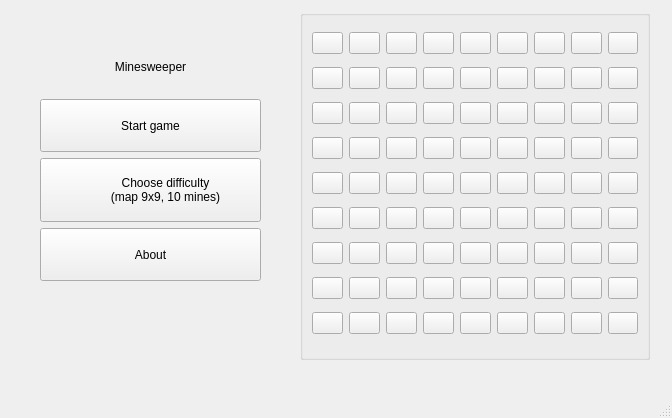
Old version of the form mainwindow.ui in the repository KostyaGukish/Minesweeper.
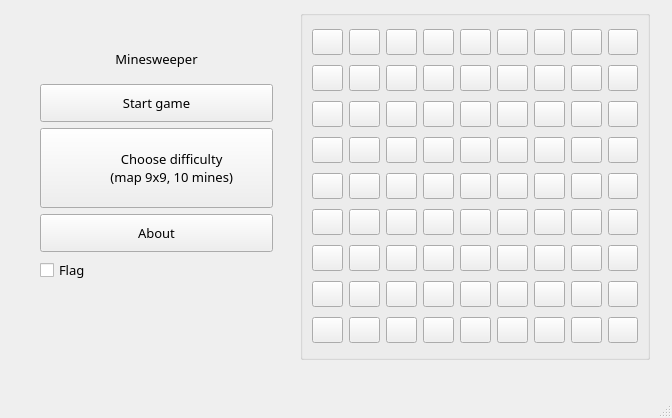
New version of the form.

Patch:
```diff
--- a/mainwindow.ui
+++ b/mainwindow.ui
@@ -13,6 +13,12 @@
     <height>418</height>
    </rect>
   </property>
+  <property name="font">
+   <font>
+    <family>Plantagenet Cherokee</family>
+    <pointsize>12</pointsize>
+   </font>
+  </property>
   <property name="windowTitle">
    <string>MainWindow</string>
   </property>
@@ -22,8 +28,8 @@
      <rect>
       <x>40</x>
       <y>40</y>
-      <width>221</width>
-      <height>241</height>
+      <width>233</width>
+      <height>242</height>
      </rect>
     </property>
     <property name="sizePolicy">
@@ -32,9 +38,21 @@
       <verstretch>0</verstretch>
      </sizepolicy>
     </property>
+    <property name="font">
+     <font>
+      <family>Plantagenet Cherokee</family>
+      <pointsize>10</pointsize>
+     </font>
+    </property>
     <layout class="QVBoxLayout" name="verticalLayout">
      <item>
       <widget class="QLabel" name="label">
+       <property name="font">
+        <font>
+         <family>Plantagenet Cherokee</family>
+         <pointsize>10</pointsize>
+        </font>
+       </property>
        <property name="text">
         <string>Minesweeper</string>
        </property>
@@ -51,6 +69,12 @@
          <verstretch>0</verstretch>
         </sizepolicy>
        </property>
+       <property name="font">
+        <font>
+         <family>Plantagenet Cherokee</family>
+         <pointsize>10</pointsize>
+        </font>
+       </property>
        <property name="text">
         <string>Start game</string>
        </property>
@@ -64,6 +88,12 @@
          <verstretch>0</verstretch>
         </sizepolicy>
        </property>
+       <property name="font">
+        <font>
+         <family>Plantagenet Cherokee</family>
+         <pointsize>10</pointsize>
+        </font>
+       </property>
        <property name="text">
         <string>
 									Choose difficulty
@@ -80,11 +110,24 @@
          <verstretch>0</verstretch>
         </sizepolicy>
        </property>
+       <property name="font">
+        <font>
+         <family>Plantagenet Cherokee</family>
+         <pointsize>10</pointsize>
+        </font>
+       </property>
        <property name="text">
         <string>About</string>
        </property>
       </widget>
      </item>
+     <item>
+      <widget class="QCheckBox" name="flagCheck">
+       <property name="text">
+        <string>Flag</string>
+       </property>
+      </widget>
+     </item>
     </layout>
    </widget>
    <widget class="QGroupBox" name="groupBox">
@@ -99,6 +142,12 @@
       <height>350</height>
      </rect>
     </property>
+    <property name="font">
+     <font>
+      <family>Plantagenet Cherokee</family>
+      <pointsize>10</pointsize>
+     </font>
+    </property>
     <layout class="QGridLayout" name="gridLayout">
      <property name="sizeConstraint">
       <enum>QLayout::SetNoConstraint</enum>
@@ -108,6 +157,12 @@
        <property name="enabled">
         <bool>true</bool>
        </property>
+       <property name="font">
+        <font>
+         <family>Plantagenet Cherokee</family>
+         <pointsize>10</pointsize>
+        </font>
+       </property>
        <property name="text">
         <string/>
        </property>
@@ -118,6 +173,12 @@
      </item>
      <item row="32" column="4">
       <widget class="QPushButton" name="button_44">
+       <property name="font">
+        <font>
+         <family>Plantagenet Cherokee</family>
+         <pointsize>10</pointsize>
+        </font>
+       </property>
        <property name="text">
         <string/>
        </property>
@@ -131,6 +192,12 @@
        <property name="enabled">
         <bool>true</bool>
        </property>
+       <property name="font">
+        <font>
+         <family>Plantagenet Cherokee</family>
+         <pointsize>10</pointsize>
+        </font>
+       </property>
        <property name="text">
         <string/>
        </property>
@@ -141,6 +208,12 @@
      </item>
      <item row="28" column="5">
       <widget class="QPushButton" name="button_05">
+       <property name="font">
+        <font>
+         <family>Plantagenet Cherokee</family>
+         <pointsize>10</pointsize>
+        </font>
+       </property>
        <property name="text">
         <string/>
        </property>
@@ -151,6 +224,12 @@
      </item>
      <item row="32" column="3">
       <widget class="QPushButton" name="button_43">
+       <property name="font">
+        <font>
+         <family>Plantagenet Cherokee</family>
+         <pointsize>10</pointsize>
+        </font>
+       </property>
        <property name="text">
         <string/>
        </property>
@@ -161,6 +240,12 @@
      </item>
      <item row="30" column="0">
       <widget class="QPushButton" name="button_20">
+       <property name="font">
+        <font>
+         <family>Plantagenet Cherokee</family>
+         <pointsize>10</pointsize>
+        </font>
+       </property>
        <property name="text">
         <string/>
        </property>
@@ -171,6 +256,12 @@
      </item>
      <item row="33" column="0">
       <widget class="QPushButton" name="button_50">
+       <property name="font">
+        <font>
+         <family>Plantagenet Cherokee</family>
+         <pointsize>10</pointsize>
+        </font>
+       </property>
        <property name="text">
         <string/>
        </property>
@@ -181,6 +272,12 @@
      </item>
      <item row="31" column="6">
       <widget class="QPushButton" name="button_36">
+       <property name="font">
+        <font>
+         <family>Plantagenet Cherokee</family>
+         <pointsize>10</pointsize>
+        </font>
+       </property>
        <property name="text">
         <string/>
        </property>
@@ -191,6 +288,12 @@
      </item>
      <item row="29" column="7">
       <widget class="QPushButton" name="button_17">
+       <property name="font">
+        <font>
+         <family>Plantagenet Cherokee</family>
+         <pointsize>10</pointsize>
+        </font>
+       </property>
        <property name="text">
         <string/>
        </property>
@@ -201,6 +304,12 @@
      </item>
      <item row="34" column="6">
       <widget class="QPushButton" name="button_66">
+       <property name="font">
+        <font>
+         <family>Plantagenet Cherokee</family>
+         <pointsize>10</pointsize>
+        </font>
+       </property>
        <property name="text">
         <string/>
        </property>
@@ -211,6 +320,12 @@
      </item>
      <item row="29" column="6">
       <widget class="QPushButton" name="button_16">
+       <property name="font">
+        <font>
+         <family>Plantagenet Cherokee</family>
+         <pointsize>10</pointsize>
+        </font>
+       </property>
        <property name="text">
         <string/>
        </property>
@@ -221,6 +336,12 @@
      </item>
      <item row="30" column="4">
       <widget class="QPushButton" name="button_24">
+       <property name="font">
+        <font>
+         <family>Plantagenet Cherokee</family>
+         <pointsize>10</pointsize>
+        </font>
+       </property>
        <property name="text">
         <string/>
        </property>
@@ -231,6 +352,12 @@
      </item>
      <item row="35" column="6">
       <widget class="QPushButton" name="button_76">
+       <property name="font">
+        <font>
+         <family>Plantagenet Cherokee</family>
+         <pointsize>10</pointsize>
+        </font>
+       </property>
        <property name="text">
         <string/>
        </property>
@@ -241,6 +368,12 @@
      </item>
      <item row="28" column="4">
       <widget class="QPushButton" name="button_04">
+       <property name="font">
+        <font>
+         <family>Plantagenet Cherokee</family>
+         <pointsize>10</pointsize>
+        </font>
+       </property>
        <property name="text">
         <string/>
        </property>
@@ -251,6 +384,12 @@
      </item>
      <item row="33" column="8">
       <widget class="QPushButton" name="button_58">
+       <property name="font">
+        <font>
+         <family>Plantagenet Cherokee</family>
+         <pointsize>10</pointsize>
+        </font>
+       </property>
        <property name="text">
         <string/>
        </property>
@@ -261,6 +400,12 @@
      </item>
      <item row="34" column="3">
       <widget class="QPushButton" name="button_63">
+       <property name="font">
+        <font>
+         <family>Plantagenet Cherokee</family>
+         <pointsize>10</pointsize>
+        </font>
+       </property>
        <property name="text">
         <string/>
        </property>
@@ -271,6 +416,12 @@
      </item>
      <item row="29" column="4">
       <widget class="QPushButton" name="button_14">
+       <property name="font">
+        <font>
+         <family>Plantagenet Cherokee</family>
+         <pointsize>10</pointsize>
+        </font>
+       </property>
        <property name="text">
         <string/>
        </property>
@@ -281,6 +432,12 @@
      </item>
      <item row="29" column="3">
       <widget class="QPushButton" name="button_13">
+       <property name="font">
+        <font>
+         <family>Plantagenet Cherokee</family>
+         <pointsize>10</pointsize>
+        </font>
+       </property>
        <property name="text">
         <string/>
        </property>
@@ -291,6 +448,12 @@
      </item>
      <item row="34" column="4">
       <widget class="QPushButton" name="button_64">
+       <property name="font">
+        <font>
+         <family>Plantagenet Cherokee</family>
+         <pointsize>10</pointsize>
+        </font>
+       </property>
        <property name="text">
         <string/>
        </property>
@@ -301,6 +464,12 @@
      </item>
      <item row="33" column="5">
       <widget class="QPushButton" name="button_55">
+       <property name="font">
+        <font>
+         <family>Plantagenet Cherokee</family>
+         <pointsize>10</pointsize>
+        </font>
+       </property>
        <property name="text">
         <string/>
        </property>
@@ -311,6 +480,12 @@
      </item>
      <item row="36" column="6">
       <widget class="QPushButton" name="button_86">
+       <property name="font">
+        <font>
+         <family>Plantagenet Cherokee</family>
+         <pointsize>10</pointsize>
+        </font>
+       </property>
        <property name="text">
         <string/>
        </property>
@@ -321,6 +496,12 @@
      </item>
      <item row="31" column="0">
       <widget class="QPushButton" name="button_30">
+       <property name="font">
+        <font>
+         <family>Plantagenet Cherokee</family>
+         <pointsize>10</pointsize>
+        </font>
+       </property>
        <property name="text">
         <string/>
        </property>
@@ -331,6 +512,12 @@
      </item>
      <item row="32" column="1">
       <widget class="QPushButton" name="button_41">
+       <property name="font">
+        <font>
+         <family>Plantagenet Cherokee</family>
+         <pointsize>10</pointsize>
+        </font>
+       </property>
        <property name="text">
         <string/>
        </property>
@@ -341,6 +528,12 @@
      </item>
      <item row="30" column="8">
       <widget class="QPushButton" name="button_28">
+       <property name="font">
+        <font>
+         <family>Plantagenet Cherokee</family>
+         <pointsize>10</pointsize>
+        </font>
+       </property>
        <property name="text">
         <string/>
        </property>
@@ -351,6 +544,12 @@
      </item>
      <item row="35" column="5">
       <widget class="QPushButton" name="button_75">
+       <property name="font">
+        <font>
+         <family>Plantagenet Cherokee</family>
+         <pointsize>10</pointsize>
+        </font>
+       </property>
        <property name="text">
         <string/>
        </property>
@@ -361,6 +560,12 @@
      </item>
      <item row="35" column="1">
       <widget class="QPushButton" name="button_71">
+       <property name="font">
+        <font>
+         <family>Plantagenet Cherokee</family>
+         <pointsize>10</pointsize>
+        </font>
+       </property>
        <property name="text">
         <string/>
        </property>
@@ -371,6 +576,12 @@
      </item>
      <item row="30" column="5">
       <widget class="QPushButton" name="button_25">
+       <property name="font">
+        <font>
+         <family>Plantagenet Cherokee</family>
+         <pointsize>10</pointsize>
+        </font>
+       </property>
        <property name="text">
         <string/>
        </property>
@@ -381,6 +592,12 @@
      </item>
      <item row="34" column="5">
       <widget class="QPushButton" name="button_65">
+       <property name="font">
+        <font>
+         <family>Plantagenet Cherokee</family>
+         <pointsize>10</pointsize>
+        </font>
+       </property>
        <property name="text">
         <string/>
        </property>
@@ -391,6 +608,12 @@
      </item>
      <item row="33" column="1">
       <widget class="QPushButton" name="button_51">
+       <property name="font">
+        <font>
+         <family>Plantagenet Cherokee</family>
+         <pointsize>10</pointsize>
+        </font>
+       </property>
        <property name="text">
         <string/>
        </property>
@@ -401,6 +624,12 @@
      </item>
      <item row="29" column="0">
       <widget class="QPushButton" name="button_10">
+       <property name="font">
+        <font>
+         <family>Plantagenet Cherokee</family>
+         <pointsize>10</pointsize>
+        </font>
+       </property>
        <property name="text">
         <string/>
        </property>
@@ -411,6 +640,12 @@
      </item>
      <item row="35" column="8">
       <widget class="QPushButton" name="button_78">
+       <property name="font">
+        <font>
+         <family>Plantagenet Cherokee</family>
+         <pointsize>10</pointsize>
+        </font>
+       </property>
        <property name="text">
         <string/>
        </property>
@@ -421,6 +656,12 @@
      </item>
      <item row="36" column="5">
       <widget class="QPushButton" name="button_85">
+       <property name="font">
+        <font>
+         <family>Plantagenet Cherokee</family>
+         <pointsize>10</pointsize>
+        </font>
+       </property>
        <property name="text">
         <string/>
        </property>
@@ -431,6 +672,12 @@
      </item>
      <item row="32" column="7">
       <widget class="QPushButton" name="button_47">
+       <property name="font">
+        <font>
+         <family>Plantagenet Cherokee</family>
+         <pointsize>10</pointsize>
+        </font>
+       </property>
        <property name="text">
         <string/>
        </property>
@@ -441,6 +688,12 @@
      </item>
      <item row="33" column="7">
       <widget class="QPushButton" name="button_57">
+       <property name="font">
+        <font>
+         <family>Plantagenet Cherokee</family>
+         <pointsize>10</pointsize>
+        </font>
+       </property>
        <property name="text">
         <string/>
        </property>
@@ -451,6 +704,12 @@
      </item>
      <item row="30" column="1">
       <widget class="QPushButton" name="button_21">
+       <property name="font">
+        <font>
+         <family>Plantagenet Cherokee</family>
+         <pointsize>10</pointsize>
+        </font>
+       </property>
        <property name="text">
         <string/>
        </property>
@@ -461,6 +720,12 @@
      </item>
      <item row="28" column="0">
       <widget class="QPushButton" name="button_00">
+       <property name="font">
+        <font>
+         <family>Plantagenet Cherokee</family>
+         <pointsize>10</pointsize>
+        </font>
+       </property>
        <property name="text">
         <string/>
        </property>
@@ -474,6 +739,12 @@
        <property name="enabled">
         <bool>true</bool>
        </property>
+       <property name="font">
+        <font>
+         <family>Plantagenet Cherokee</family>
+         <pointsize>10</pointsize>
+        </font>
+       </property>
        <property name="text">
         <string/>
        </property>
@@ -487,6 +758,12 @@
        <property name="enabled">
         <bool>true</bool>
        </property>
+       <property name="font">
+        <font>
+         <family>Plantagenet Cherokee</family>
+         <pointsize>10</pointsize>
+        </font>
+       </property>
        <property name="text">
         <string/>
        </property>
@@ -497,6 +774,12 @@
      </item>
      <item row="28" column="1">
       <widget class="QPushButton" name="button_01">
+       <property name="font">
+        <font>
+         <family>Plantagenet Cherokee</family>
+         <pointsize>10</pointsize>
+        </font>
+       </property>
        <property name="text">
         <string/>
        </property>
@@ -507,6 +790,12 @@
      </item>
      <item row="35" column="4">
       <widget class="QPushButton" name="button_74">
+       <property name="font">
+        <font>
+         <family>Plantagenet Cherokee</family>
+         <pointsize>10</pointsize>
+        </font>
+       </property>
        <property name="text">
         <string/>
        </property>
@@ -517,6 +806,12 @@
      </item>
      <item row="28" column="8">
       <widget class="QPushButton" name="button_08">
+       <property name="font">
+        <font>
+         <family>Plantagenet Cherokee</family>
+         <pointsize>10</pointsize>
+        </font>
+       </property>
        <property name="text">
         <string/>
        </property>
@@ -527,6 +822,12 @@
      </item>
      <item row="35" column="0">
       <widget class="QPushButton" name="button_70">
+       <property name="font">
+        <font>
+         <family>Plantagenet Cherokee</family>
+         <pointsize>10</pointsize>
+        </font>
+       </property>
        <property name="text">
         <string/>
        </property>
@@ -540,6 +841,12 @@
        <property name="enabled">
         <bool>true</bool>
        </property>
+       <property name="font">
+        <font>
+         <family>Plantagenet Cherokee</family>
+         <pointsize>10</pointsize>
+        </font>
+       </property>
        <property name="text">
         <string/>
        </property>
@@ -550,6 +857,12 @@
      </item>
      <item row="29" column="5">
       <widget class="QPushButton" name="button_15">
+       <property name="font">
+        <font>
+         <family>Plantagenet Cherokee</family>
+         <pointsize>10</pointsize>
+        </font>
+       </property>
        <property name="text">
         <string/>
        </property>
@@ -560,6 +873,12 @@
      </item>
      <item row="34" column="7">
       <widget class="QPushButton" name="button_67">
+       <property name="font">
+        <font>
+         <family>Plantagenet Cherokee</family>
+         <pointsize>10</pointsize>
+        </font>
+       </property>
        <property name="text">
         <string/>
        </property>
@@ -570,6 +889,12 @@
      </item>
      <item row="28" column="7">
       <widget class="QPushButton" name="button_07">
+       <property name="font">
+        <font>
+         <family>Plantagenet Cherokee</family>
+         <pointsize>10</pointsize>
+        </font>
+       </property>
        <property name="text">
         <string/>
        </property>
@@ -580,6 +905,12 @@
      </item>
      <item row="32" column="8">
       <widget class="QPushButton" name="button_48">
+       <property name="font">
+        <font>
+         <family>Plantagenet Cherokee</family>
+         <pointsize>10</pointsize>
+        </font>
+       </property>
        <property name="text">
         <string/>
        </property>
@@ -590,6 +921,12 @@
      </item>
      <item row="32" column="6">
       <widget class="QPushButton" name="button_46">
+       <property name="font">
+        <font>
+         <family>Plantagenet Cherokee</family>
+         <pointsize>10</pointsize>
+        </font>
+       </property>
        <property name="text">
         <string/>
        </property>
@@ -600,6 +937,12 @@
      </item>
      <item row="29" column="1">
       <widget class="QPushButton" name="button_11">
+       <property name="font">
+        <font>
+         <family>Plantagenet Cherokee</family>
+         <pointsize>10</pointsize>
+        </font>
+       </property>
        <property name="text">
         <string/>
        </property>
@@ -610,6 +953,12 @@
      </item>
      <item row="28" column="6">
       <widget class="QPushButton" name="button_06">
+       <property name="font">
+        <font>
+         <family>Plantagenet Cherokee</family>
+         <pointsize>10</pointsize>
+        </font>
+       </property>
        <property name="text">
         <string/>
        </property>
@@ -620,6 +969,12 @@
      </item>
      <item row="31" column="1">
       <widget class="QPushButton" name="button_31">
+       <property name="font">
+        <font>
+         <family>Plantagenet Cherokee</family>
+         <pointsize>10</pointsize>
+        </font>
+       </property>
        <property name="text">
         <string/>
        </property>
@@ -633,6 +988,12 @@
        <property name="enabled">
         <bool>true</bool>
        </property>
+       <property name="font">
+        <font>
+         <family>Plantagenet Cherokee</family>
+         <pointsize>10</pointsize>
+        </font>
+       </property>
        <property name="text">
         <string/>
        </property>
@@ -643,6 +1004,12 @@
      </item>
      <item row="36" column="4">
       <widget class="QPushButton" name="button_84">
+       <property name="font">
+        <font>
+         <family>Plantagenet Cherokee</family>
+         <pointsize>10</pointsize>
+        </font>
+       </property>
        <property name="text">
         <string/>
        </property>
@@ -653,6 +1020,12 @@
      </item>
      <item row="30" column="6">
       <widget class="QPushButton" name="button_26">
+       <property name="font">
+        <font>
+         <family>Plantagenet Cherokee</family>
+         <pointsize>10</pointsize>
+        </font>
+       </property>
        <property name="text">
         <string/>
        </property>
@@ -663,6 +1036,12 @@
      </item>
      <item row="35" column="3">
       <widget class="QPushButton" name="button_73">
+       <property name="font">
+        <font>
+         <family>Plantagenet Cherokee</family>
+         <pointsize>10</pointsize>
+        </font>
+       </property>
        <property name="text">
         <string/>
        </property>
@@ -673,6 +1052,12 @@
      </item>
      <item row="31" column="7">
       <widget class="QPushButton" name="button_37">
+       <property name="font">
+        <font>
+         <family>Plantagenet Cherokee</family>
+         <pointsize>10</pointsize>
+        </font>
+       </property>
        <property name="text">
         <string/>
        </property>
@@ -683,6 +1068,12 @@
      </item>
      <item row="31" column="4">
       <widget class="QPushButton" name="button_34">
+       <property name="font">
+        <font>
+         <family>Plantagenet Cherokee</family>
+         <pointsize>10</pointsize>
+        </font>
+       </property>
        <property name="text">
         <string/>
        </property>
@@ -693,6 +1084,12 @@
      </item>
      <item row="31" column="8">
       <widget class="QPushButton" name="button_38">
+       <property name="font">
+        <font>
+         <family>Plantagenet Cherokee</family>
+         <pointsize>10</pointsize>
+        </font>
+       </property>
        <property name="text">
         <string/>
        </property>
@@ -703,6 +1100,12 @@
      </item>
      <item row="34" column="8">
       <widget class="QPushButton" name="button_68">
+       <property name="font">
+        <font>
+         <family>Plantagenet Cherokee</family>
+         <pointsize>10</pointsize>
+        </font>
+       </property>
        <property name="text">
         <string/>
        </property>
@@ -713,6 +1116,12 @@
      </item>
      <item row="31" column="5">
       <widget class="QPushButton" name="button_35">
+       <property name="font">
+        <font>
+         <family>Plantagenet Cherokee</family>
+         <pointsize>10</pointsize>
+        </font>
+       </property>
        <property name="text">
         <string/>
        </property>
@@ -723,6 +1132,12 @@
      </item>
      <item row="28" column="3">
       <widget class="QPushButton" name="button_03">
+       <property name="font">
+        <font>
+         <family>Plantagenet Cherokee</family>
+         <pointsize>10</pointsize>
+        </font>
+       </property>
        <property name="text">
         <string/>
        </property>
@@ -733,6 +1148,12 @@
      </item>
      <item row="35" column="7">
       <widget class="QPushButton" name="button_77">
+       <property name="font">
+        <font>
+         <family>Plantagenet Cherokee</family>
+         <pointsize>10</pointsize>
+        </font>
+       </property>
        <property name="text">
         <string/>
        </property>
@@ -743,6 +1164,12 @@
      </item>
      <item row="29" column="8">
       <widget class="QPushButton" name="button_18">
+       <property name="font">
+        <font>
+         <family>Plantagenet Cherokee</family>
+         <pointsize>10</pointsize>
+        </font>
+       </property>
        <property name="text">
         <string/>
        </property>
@@ -753,6 +1180,12 @@
      </item>
      <item row="32" column="5">
       <widget class="QPushButton" name="button_45">
+       <property name="font">
+        <font>
+         <family>Plantagenet Cherokee</family>
+         <pointsize>10</pointsize>
+        </font>
+       </property>
        <property name="text">
         <string/>
        </property>
@@ -763,6 +1196,12 @@
      </item>
      <item row="36" column="7">
       <widget class="QPushButton" name="button_87">
+       <property name="font">
+        <font>
+         <family>Plantagenet Cherokee</family>
+         <pointsize>10</pointsize>
+        </font>
+       </property>
        <property name="text">
         <string/>
        </property>
@@ -773,6 +1212,12 @@
      </item>
      <item row="33" column="3">
       <widget class="QPushButton" name="button_53">
+       <property name="font">
+        <font>
+         <family>Plantagenet Cherokee</family>
+         <pointsize>10</pointsize>
+        </font>
+       </property>
        <property name="text">
         <string/>
        </property>
@@ -783,6 +1228,12 @@
      </item>
      <item row="30" column="3">
       <widget class="QPushButton" name="button_23">
+       <property name="font">
+        <font>
+         <family>Plantagenet Cherokee</family>
+         <pointsize>10</pointsize>
+        </font>
+       </property>
        <property name="text">
         <string/>
        </property>
@@ -793,6 +1244,12 @@
      </item>
      <item row="34" column="1">
       <widget class="QPushButton" name="button_61">
+       <property name="font">
+        <font>
+         <family>Plantagenet Cherokee</family>
+         <pointsize>10</pointsize>
+        </font>
+       </property>
        <property name="text">
         <string/>
        </property>
@@ -803,6 +1260,12 @@
      </item>
      <item row="36" column="8">
       <widget class="QPushButton" name="button_88">
+       <property name="font">
+        <font>
+         <family>Plantagenet Cherokee</family>
+         <pointsize>10</pointsize>
+        </font>
+       </property>
        <property name="text">
         <string/>
        </property>
@@ -813,6 +1276,12 @@
      </item>
      <item row="34" column="0">
       <widget class="QPushButton" name="button_60">
+       <property name="font">
+        <font>
+         <family>Plantagenet Cherokee</family>
+         <pointsize>10</pointsize>
+        </font>
+       </property>
        <property name="text">
         <string/>
        </property>
@@ -823,6 +1292,12 @@
      </item>
      <item row="36" column="1">
       <widget class="QPushButton" name="button_81">
+       <property name="font">
+        <font>
+         <family>Plantagenet Cherokee</family>
+         <pointsize>10</pointsize>
+        </font>
+       </property>
        <property name="text">
         <string/>
        </property>
@@ -833,6 +1308,12 @@
      </item>
      <item row="33" column="6">
       <widget class="QPushButton" name="button_56">
+       <property name="font">
+        <font>
+         <family>Plantagenet Cherokee</family>
+         <pointsize>10</pointsize>
+        </font>
+       </property>
        <property name="text">
         <string/>
        </property>
@@ -843,6 +1324,12 @@
      </item>
      <item row="33" column="4">
       <widget class="QPushButton" name="button_54">
+       <property name="font">
+        <font>
+         <family>Plantagenet Cherokee</family>
+         <pointsize>10</pointsize>
+        </font>
+       </property>
        <property name="text">
         <string/>
        </property>
@@ -856,6 +1343,12 @@
        <property name="enabled">
         <bool>true</bool>
        </property>
+       <property name="font">
+        <font>
+         <family>Plantagenet Cherokee</family>
+         <pointsize>10</pointsize>
+        </font>
+       </property>
        <property name="text">
         <string/>
        </property>
@@ -866,6 +1359,12 @@
      </item>
      <item row="31" column="3">
       <widget class="QPushButton" name="button_33">
+       <property name="font">
+        <font>
+         <family>Plantagenet Cherokee</family>
+         <pointsize>10</pointsize>
+        </font>
+       </property>
        <property name="text">
         <string/>
        </property>
@@ -879,6 +1378,12 @@
        <property name="enabled">
         <bool>true</bool>
        </property>
+       <property name="font">
+        <font>
+         <family>Plantagenet Cherokee</family>
+         <pointsize>10</pointsize>
+        </font>
+       </property>
        <property name="text">
         <string/>
        </property>
@@ -889,6 +1394,12 @@
      </item>
      <item row="30" column="7">
       <widget class="QPushButton" name="button_27">
+       <property name="font">
+        <font>
+         <family>Plantagenet Cherokee</family>
+         <pointsize>10</pointsize>
+        </font>
+       </property>
        <property name="text">
         <string/>
        </property>
@@ -899,6 +1410,12 @@
      </item>
      <item row="32" column="0">
       <widget class="QPushButton" name="button_40">
+       <property name="font">
+        <font>
+         <family>Plantagenet Cherokee</family>
+         <pointsize>10</pointsize>
+        </font>
+       </property>
        <property name="text">
         <string/>
        </property>
@@ -912,6 +1429,12 @@
        <property name="enabled">
         <bool>true</bool>
        </property>
+       <property name="font">
+        <font>
+         <family>Plantagenet Cherokee</family>
+         <pointsize>10</pointsize>
+        </font>
+       </property>
        <property name="text">
         <string/>
        </property>
@@ -922,6 +1445,12 @@
      </item>
      <item row="36" column="3">
       <widget class="QPushButton" name="button_83">
+       <property name="font">
+        <font>
+         <family>Plantagenet Cherokee</family>
+         <pointsize>10</pointsize>
+        </font>
+       </property>
        <property name="text">
         <string/>
        </property>
@@ -932,6 +1461,12 @@
      </item>
      <item row="36" column="0">
       <widget class="QPushButton" name="button_80">
+       <property name="font">
+        <font>
+         <family>Plantagenet Cherokee</family>
+         <pointsize>10</pointsize>
+        </font>
+       </property>
        <property name="text">
         <string/>
        </property>
```
Left out of the diff: 10 changed lines with no effect on the pictures.
